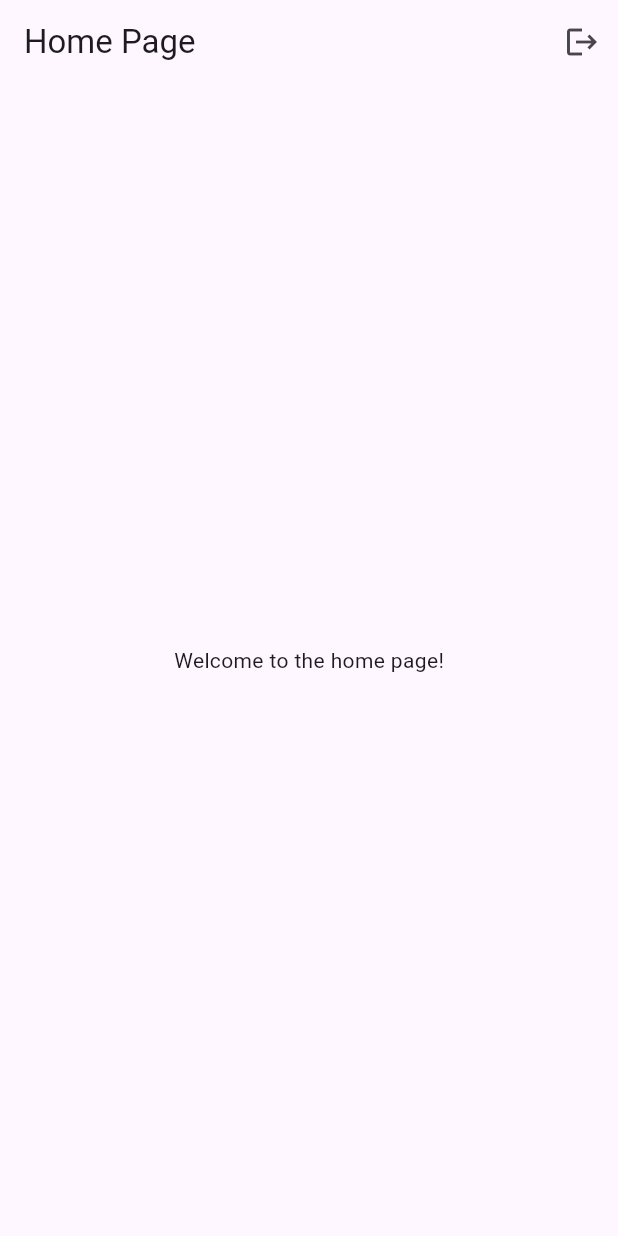
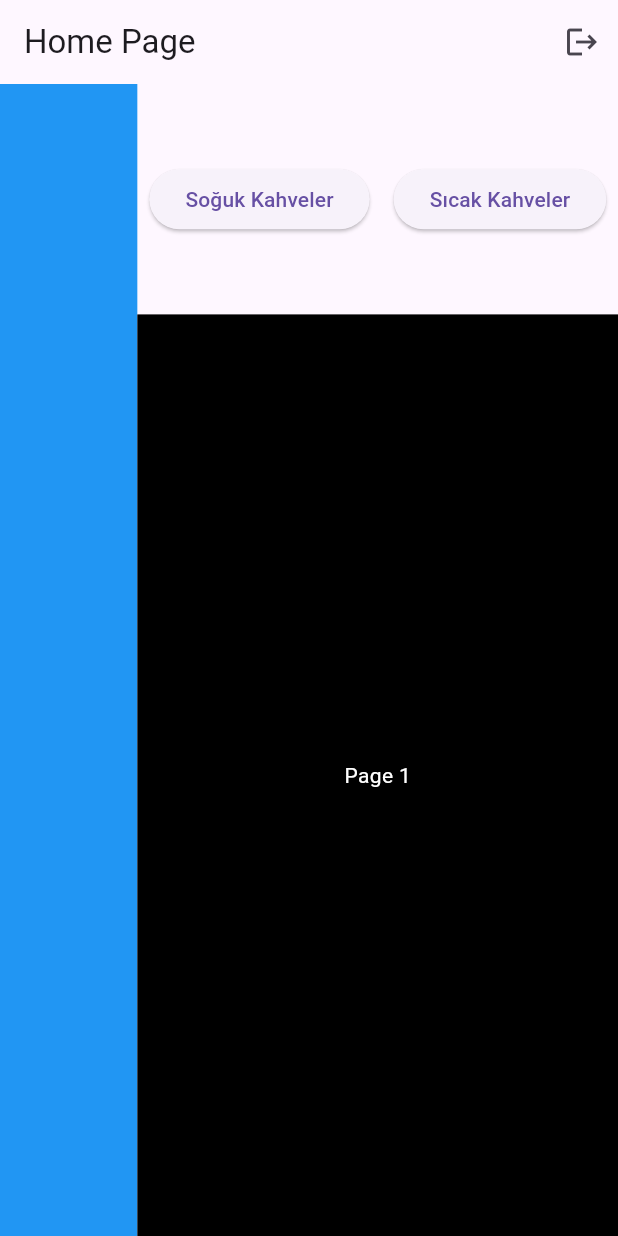
Before and after one commit to Yasin4261/Macchiato-POS, a Flutter app: the HomePage screen opened by its route, on a phone screen of 412 x 824 dp. Run offline on Flutter 3.47's test engine with Material 3 defaults, Android fonts, the light colour scheme and no system bars; our stand-ins replace fluttertoast, go_router, shared_preferences; accounts and stored records are empty.

Commit message:
Add categories display

```diff
--- /dev/null
+++ b/macchiato_pos/devtools_options.yaml
@@ -0,0 +1,3 @@
+description: This file stores settings for Dart & Flutter DevTools.
+documentation: https://docs.flutter.dev/tools/devtools/extensions#configure-extension-enablement-states
+extensions:
--- /dev/null
+++ b/macchiato_pos/lib/models/categories_notifier.dart
@@ -0,0 +1,11 @@
+import 'package:flutter/material.dart';
+
+class CategoriesNotifier extends ChangeNotifier {
+  int _currentPage = 0;
+  int get currentPage => _currentPage;
+
+  void goToPage(int page) {
+    _currentPage = page;
+    notifyListeners();
+  }
+}
--- a/macchiato_pos/lib/views/home_page.dart
+++ b/macchiato_pos/lib/views/home_page.dart
@@ -1,13 +1,19 @@
 import 'package:flutter/material.dart';
 import 'package:go_router/go_router.dart';
 import 'package:macchiato_pos/services/auth_service.dart';
+import 'package:macchiato_pos/widgets/home_widgets/panels.dart';
 
-class HomePage extends StatelessWidget {
-  const HomePage({Key? key}) : super(key: key);
+class HomePage extends StatefulWidget {
+  const HomePage({super.key});
 
   @override
+  State<HomePage> createState() => _HomePageState();
+}
+
+class _HomePageState extends State<HomePage> {
+  @override
   Widget build(BuildContext context) {
-    final AuthService _authService = AuthService();
+    final AuthService authService = AuthService();
 
     return Scaffold(
       appBar: AppBar(
@@ -16,14 +22,24 @@ class HomePage extends StatelessWidget {
           IconButton(
             icon: const Icon(Icons.logout),
             onPressed: () async {
-              await _authService.logout();
+              await authService.logout();
               context.go('/');
             },
           ),
         ],
       ),
-      body: const Center(
-        child: Text('Welcome to the home page!'),
+      body: const Row(
+        mainAxisAlignment: MainAxisAlignment.spaceBetween,
+        children: [
+          Flexible(
+            flex: 2,
+            child: OrderPanel(),
+          ),
+          Flexible(
+            flex: 7,
+            child: ProductPanel(),
+          ),
+        ],
       ),
     );
   }
--- a/macchiato_pos/lib/views/login_page.dart
+++ b/macchiato_pos/lib/views/login_page.dart
@@ -52,7 +52,6 @@ class _LoginPageState extends State<LoginPage> {
     Navigator.push(
         context, MaterialPageRoute(builder: (context) => const RegisterPage()));
 
-    print("register tap");
   }
 
   @override
--- a/macchiato_pos/lib/views/register_page.dart
+++ b/macchiato_pos/lib/views/register_page.dart
@@ -2,7 +2,7 @@ import 'package:flutter/material.dart';
 import 'package:macchiato_pos/services/auth_service.dart';
 
 class RegisterPage extends StatefulWidget {
-  const RegisterPage({Key? key}) : super(key: key);
+  const RegisterPage({super.key});
 
   @override
   State<RegisterPage> createState() => _RegisterPageState();
--- /dev/null
+++ b/macchiato_pos/lib/widgets/home_widgets/categories_buttons.dart
@@ -0,0 +1,84 @@
+import 'package:flutter/material.dart';
+import 'package:provider/provider.dart';
+import 'package:macchiato_pos/models/categories_notifier.dart';
+
+class CategoriesButtons extends StatelessWidget {
+  const CategoriesButtons({super.key});
+
+  @override
+  Widget build(BuildContext context) {
+    final categoriesNotifier =
+        Provider.of<CategoriesNotifier>(context, listen: false);
+    return SingleChildScrollView(
+      scrollDirection: Axis.horizontal,
+      child: Row(
+        mainAxisAlignment: MainAxisAlignment.center,
+        children: [
+          Padding(
+            padding: const EdgeInsets.all(8.0),
+            child: ElevatedButton(
+              onPressed: () => categoriesNotifier.goToPage(0),
+              child: const Text('Soğuk Kahveler'),
+            ),
+          ),
+          Padding(
+            padding: const EdgeInsets.all(8.0),
+            child: ElevatedButton(
+              onPressed: () => categoriesNotifier.goToPage(1),
+              child: const Text('Sıcak Kahveler'),
+            ),
+          ),
+          Padding(
+            padding: const EdgeInsets.all(8.0),
+            child: ElevatedButton(
+              onPressed: () => categoriesNotifier.goToPage(2),
+              child: const Text('Tatlılar'),
+            ),
+          ),
+          Padding(
+            padding: const EdgeInsets.all(8.0),
+            child: ElevatedButton(
+              onPressed: () => categoriesNotifier.goToPage(3),
+              child: const Text('Unlu Mamüller'),
+            ),
+          ),
+          Padding(
+            padding: const EdgeInsets.all(8.0),
+            child: ElevatedButton(
+              onPressed: () => categoriesNotifier.goToPage(4),
+              child: const Text('Kasa Önü'),
+            ),
+          ),
+          Padding(
+            padding: const EdgeInsets.all(8.0),
+            child: ElevatedButton(
+              onPressed: () => categoriesNotifier.goToPage(5),
+              child: const Text('Diğer İçecekler'),
+            ),
+          ),
+          Padding(
+            padding: const EdgeInsets.all(8.0),
+            child: ElevatedButton(
+              onPressed: () => categoriesNotifier.goToPage(6),
+              child: const Text('Hediyelik Eşyalar'),
+            ),
+          ),
+          Padding(
+            padding: const EdgeInsets.all(8.0),
+            child: ElevatedButton(
+              onPressed: () => categoriesNotifier.goToPage(7),
+              child: const Text('Dondurma'),
+            ),
+          ),
+          Padding(
+            padding: const EdgeInsets.all(8.0),
+            child: ElevatedButton(
+              onPressed: () => categoriesNotifier.goToPage(8),
+              child: const Text('Çekirdek Kahveler'),
+            ),
+          ),
+        ],
+      ),
+    );
+  }
+}
--- /dev/null
+++ b/macchiato_pos/lib/widgets/home_widgets/category_display.dart
@@ -0,0 +1,193 @@
+import 'package:flutter/material.dart';
+import 'package:provider/provider.dart';
+import 'package:macchiato_pos/models/categories_notifier.dart';
+
+class CategoryDisplay extends StatelessWidget {
+  const CategoryDisplay({super.key});
+
+  @override
+  Widget build(BuildContext context) {
+    final categoriesNotifier = Provider.of<CategoriesNotifier>(context);
+    final pageController =
+        PageController(initialPage: categoriesNotifier.currentPage);
+
+    // Dinamik olarak sayfa değişimini yönetmek için listener ekleyin
+    categoriesNotifier.addListener(() {
+      if (pageController.hasClients) {
+        pageController.jumpToPage(categoriesNotifier.currentPage);
+      }
+    });
+
+    return PageView(
+      controller: pageController,
+      onPageChanged: (index) {
+        categoriesNotifier.goToPage(index);
+      },
+      children: const [
+        IceCoffeeDisplay(),
+        HotCoffeeDisplay(),
+        DessertsDisplay(),
+        BakeryDisplay(),
+        CaseFrontDisplay(),
+        OtherDrinkDisplay(),
+        GiftDisplay(),
+        IceCreamDisplay(),
+        BeanCoffees()
+      ],
+    );
+  }
+}
+
+class IceCoffeeDisplay extends StatelessWidget {
+  const IceCoffeeDisplay({super.key});
+
+  @override
+  Widget build(BuildContext context) {
+    return Container(
+      color: Colors.black,
+      child: const Center(
+        child: Text(
+          'Page 1',
+          style: TextStyle(color: Colors.white),
+        ),
+      ),
+    );
+  }
+}
+
+class HotCoffeeDisplay extends StatelessWidget {
+  const HotCoffeeDisplay({super.key});
+
+  @override
+  Widget build(BuildContext context) {
+    return Container(
+      color: Colors.deepOrange,
+      child: const Center(
+        child: Text(
+          'Page 2',
+          style: TextStyle(color: Colors.black),
+        ),
+      ),
+    );
+  }
+}
+
+class DessertsDisplay extends StatelessWidget {
+  const DessertsDisplay({super.key});
+
+  @override
+  Widget build(BuildContext context) {
+    return Container(
+      color: Colors.deepOrange,
+      child: const Center(
+        child: Text(
+          'Page 3',
+          style: TextStyle(color: Colors.amber),
+        ),
+      ),
+    );
+  }
+}
+
+class BakeryDisplay extends StatelessWidget {
+  const BakeryDisplay({super.key});
+
+  @override
+  Widget build(BuildContext context) {
+    return Container(
+      color: Colors.deepOrange,
+      child: const Center(
+        child: Text(
+          'Page 4',
+          style: TextStyle(color: Colors.blueAccent),
+        ),
+      ),
+    );
+  }
+}
+
+class CaseFrontDisplay extends StatelessWidget {
+  const CaseFrontDisplay({super.key});
+
+  @override
+  Widget build(BuildContext context) {
+    return Container(
+      color: Colors.deepOrange,
+      child: const Center(
+        child: Text(
+          'Page 5',
+          style: TextStyle(color: Colors.deepPurple),
+        ),
+      ),
+    );
+  }
+}
+
+class OtherDrinkDisplay extends StatelessWidget {
+  const OtherDrinkDisplay({super.key});
+
+  @override
+  Widget build(BuildContext context) {
+    return Container(
+      color: Colors.deepOrange,
+      child: const Center(
+        child: Text(
+          'Page 6',
+          style: TextStyle(color: Colors.green),
+        ),
+      ),
+    );
+  }
+}
+
+class GiftDisplay extends StatelessWidget {
+  const GiftDisplay({super.key});
+
+  @override
+  Widget build(BuildContext context) {
+    return Container(
+      color: Colors.deepOrange,
+      child: const Center(
+        child: Text(
+          'Page 7',
+          style: TextStyle(color: Colors.white),
+        ),
+      ),
+    );
+  }
+}
+
+class IceCreamDisplay extends StatelessWidget {
+  const IceCreamDisplay({super.key});
+
+  @override
+  Widget build(BuildContext context) {
+    return Container(
+      color: Colors.deepOrange,
+      child: const Center(
+        child: Text(
+          'Page 8',
+          style: TextStyle(color: Colors.pink),
+        ),
+      ),
+    );
+  }
+}
+
+class BeanCoffees extends StatelessWidget {
+  const BeanCoffees({super.key});
+
+  @override
+  Widget build(BuildContext context) {
+    return Container(
+      color: Colors.deepOrange,
+      child: const Center(
+        child: Text(
+          'Page 9',
+          style: TextStyle(color: Colors.deepOrange),
+        ),
+      ),
+    );
+
+  }
+}
--- /dev/null
+++ b/macchiato_pos/lib/widgets/home_widgets/panels.dart
@@ -0,0 +1,47 @@
+import 'package:flutter/material.dart';
+import 'package:macchiato_pos/widgets/home_widgets/categories_buttons.dart';
+import 'package:macchiato_pos/widgets/home_widgets/category_display.dart';
+
+class OrderPanel extends StatelessWidget {
+  const OrderPanel({super.key});
+
+  @override
+  Widget build(BuildContext context) {
+    return Container(
+      height: double.infinity,
+      color: Colors.blue,
+    );
+  }
+}
+
+class ProductPanel extends StatelessWidget {
+  const ProductPanel({super.key});
+
+  @override
+  Widget build(BuildContext context) {
+    return Container(
+      height: double.infinity,
+      color: Colors.transparent,
+      child: Column(
+        mainAxisAlignment: MainAxisAlignment.center,
+        children: [
+          Expanded(
+            flex: 1,
+            child: Container(
+              color: Colors.transparent,
+              child: const CategoriesButtons(),
+            ),
+          ),
+          Expanded(
+            flex: 4,
+            child: Container(
+              height: 20,
+              color: Colors.transparent,
+              child: const CategoryDisplay(),
+            ),
+          )
+        ],
+      ),
+    );
+  }
+}
--- a/macchiato_pos/pubspec.yaml
+++ b/macchiato_pos/pubspec.yaml
@@ -39,6 +39,7 @@ dependencies:
   http: ^1.2.1
   shared_preferences: ^2.2.3
   fluttertoast: ^8.2.6
+  provider: ^6.1.2
 
 dev_dependencies:
   flutter_test:
```
Also changed, not shown: macchiato_pos/lib/main.dart (+6 -1 lines).
